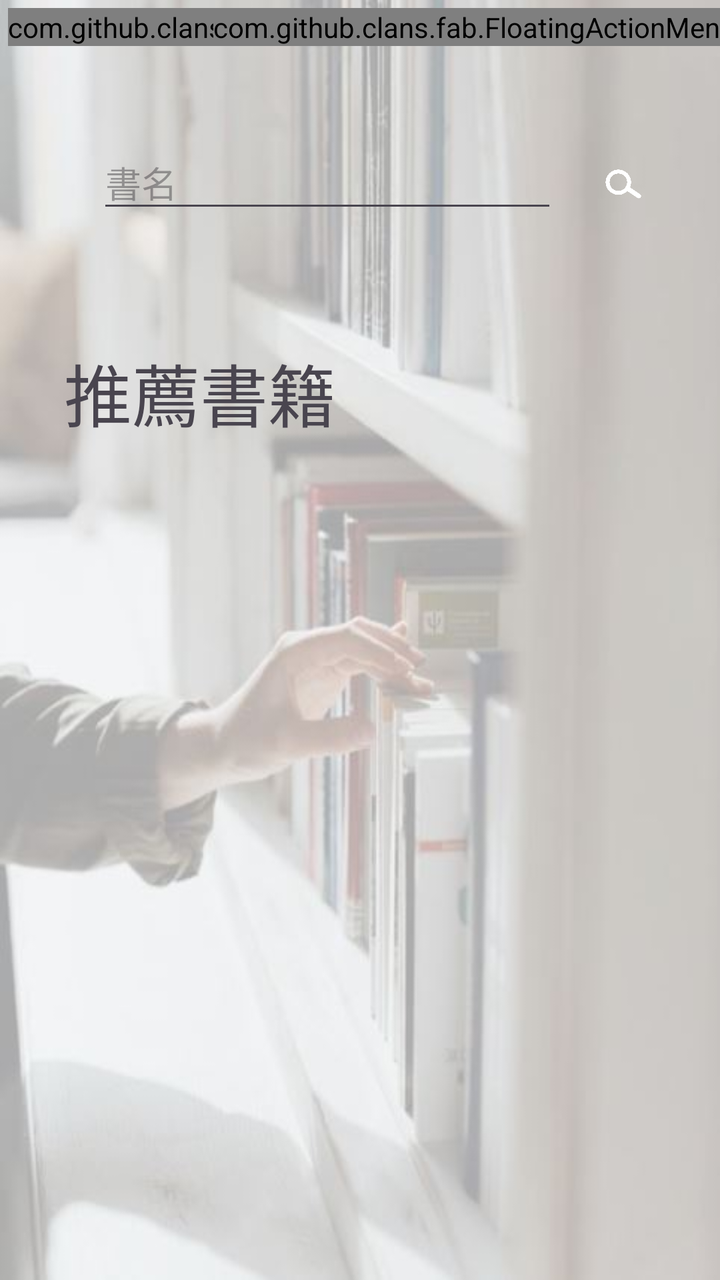
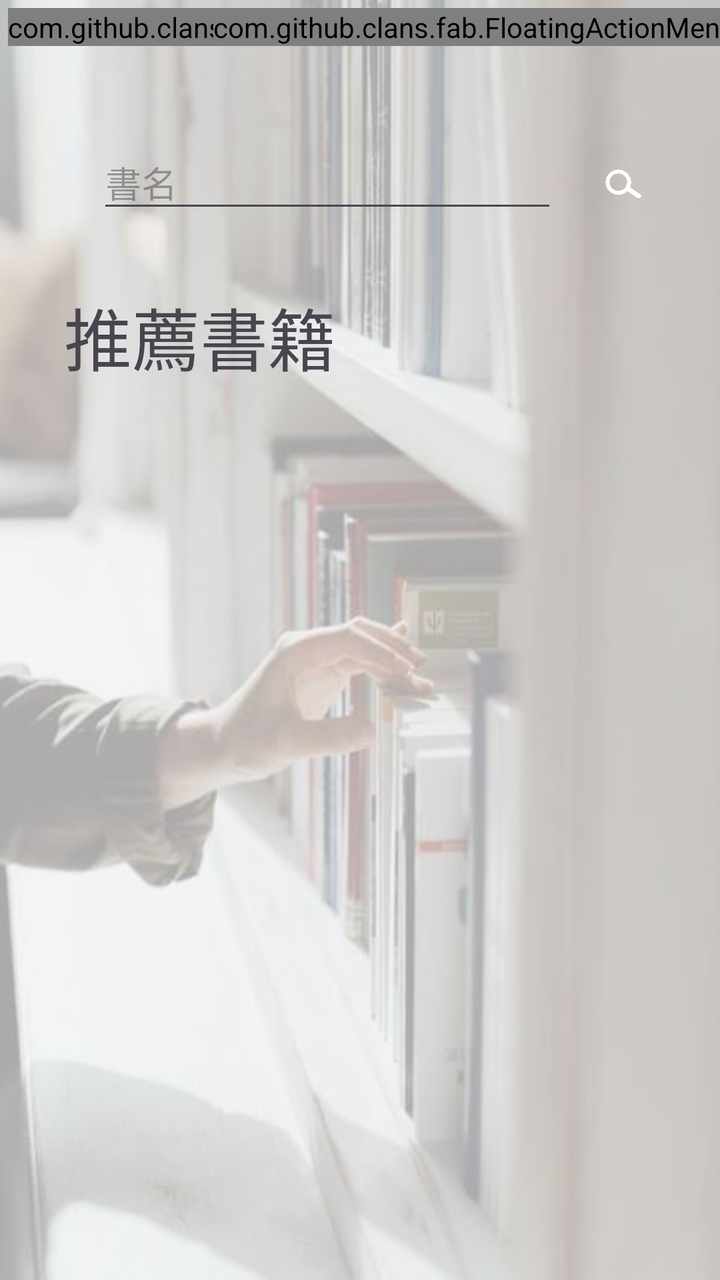

Compare the two renders of this Android layout. The source of the first and the diff that turns it into the second are given below.
<!-- AndroidManifest.xml: application theme Theme.Bookstore -->
<!-- res/layout/activity_main.xml -->
<?xml version="1.0" encoding="utf-8"?>
<androidx.constraintlayout.widget.ConstraintLayout xmlns:android="http://schemas.android.com/apk/res/android"
    xmlns:app="http://schemas.android.com/apk/res-auto"
    xmlns:tools="http://schemas.android.com/tools"
    android:layout_width="match_parent"
    android:layout_height="match_parent"
    android:background="@drawable/back"
    tools:context=".MainActivity">


    <com.github.clans.fab.FloatingActionMenu
        android:id="@+id/fam_menu"
        android:layout_width="wrap_content"
        android:layout_height="wrap_content"
        android:layout_marginStart="4dp"
        android:layout_marginTop="4dp"
        app:layout_constraintBottom_toBottomOf="@+id/fam_user"
        app:layout_constraintStart_toStartOf="parent"
        app:layout_constraintTop_toTopOf="parent"
        app:layout_constraintVertical_bias="0.0"
        app:menu_colorNormal="@android:color/transparent"
        app:menu_colorPressed="#99FFFFFF"
        app:menu_colorRipple="#99FFFFFF"
        app:menu_icon="@drawable/menu"
        app:menu_labels_position="right"
        app:menu_openDirection="down">


        <com.github.clans.fab.FloatingActionButton
            android:id="@+id/fab_orderList"
            android:layout_width="wrap_content"
            android:layout_height="wrap_content"
            app:fab_colorNormal="#dbc9a0"
            app:fab_colorPressed="#e0cfa8"
            app:fab_label="預借清單"
            app:fab_size="mini" />

        <com.github.clans.fab.FloatingActionButton
            android:id="@+id/fabHistory"
            android:layout_width="wrap_content"
            android:layout_height="wrap_content"
            app:fab_colorNormal="#dbc9a0"
            app:fab_colorPressed="#e0cfa8"
            app:fab_label="借閱紀錄"
            app:fab_size="mini" />
    </com.github.clans.fab.FloatingActionMenu>

    <com.github.clans.fab.FloatingActionMenu
        android:id="@+id/fam_user"
        android:layout_width="wrap_content"
        android:layout_height="wrap_content"
        android:layout_marginTop="4dp"
        app:layout_constraintEnd_toEndOf="parent"
        app:layout_constraintHorizontal_bias="0.955"
        app:layout_constraintStart_toEndOf="@+id/fam_menu"
        app:layout_constraintTop_toTopOf="parent"
        app:menu_colorNormal="@android:color/transparent"
        app:menu_colorPressed="#99FFFFFF"
        app:menu_colorRipple="#99FFFFFF"
        app:menu_icon="@drawable/user"
        app:menu_labels_position="left"
        app:menu_openDirection="down">

        <com.github.clans.fab.FloatingActionButton
            android:id="@+id/fab_login"
            android:layout_width="wrap_content"
            android:layout_height="wrap_content"
            app:fab_label="登入"
            app:fab_size="mini"
            app:fab_colorNormal="#dbc9a0"
            app:fab_colorPressed="#e0cfa8"/>

        <com.github.clans.fab.FloatingActionButton
            android:id="@+id/fab_logout"
            android:layout_width="wrap_content"
            android:layout_height="wrap_content"
            app:fab_label="登出"
            app:fab_size="mini"
            app:fab_colorNormal="#dbc9a0"
            app:fab_colorPressed="#e0cfa8"/>
    </com.github.clans.fab.FloatingActionMenu>


    <ListView
        android:id="@+id/listBooks"
        android:layout_width="0dp"
        android:layout_height="0dp"
        android:layout_marginStart="32dp"
        android:layout_marginEnd="32dp"
        app:layout_constraintBottom_toBottomOf="parent"
        app:layout_constraintEnd_toEndOf="parent"
        app:layout_constraintHorizontal_bias="0.0"
        app:layout_constraintStart_toStartOf="parent"
        app:layout_constraintTop_toBottomOf="@+id/textView"
        app:layout_constraintVertical_bias="0.0" />

    <TextView
        android:id="@+id/textView"
        android:layout_width="277dp"
        android:layout_height="49dp"
        android:layout_marginTop="60dp"
        android:text="推薦書籍"
        android:textAppearance="@style/TextAppearance.AppCompat.Display1"
        app:layout_constraintEnd_toEndOf="parent"
        app:layout_constraintHorizontal_bias="0.0"
        app:layout_constraintStart_toStartOf="@+id/listBooks"
        app:layout_constraintTop_toBottomOf="@+id/et_search" />

    <EditText
        android:id="@+id/et_search"
        android:layout_width="230dp"
        android:layout_height="wrap_content"
        android:layout_marginTop="68dp"
        android:ems="10"
        android:hint="書名"
        android:inputType="text"
        app:layout_constraintEnd_toEndOf="parent"
        app:layout_constraintHorizontal_bias="0.375"
        app:layout_constraintStart_toStartOf="parent"
        app:layout_constraintTop_toTopOf="parent" />

    <Button
        android:id="@+id/btn_find"
        style="@style/Widget.AppCompat.Button.Borderless"
        android:layout_width="wrap_content"
        android:layout_height="wrap_content"
        android:minWidth="40dip"
        android:textAppearance="@style/TextAppearance.AppCompat.Body1"
        app:icon="@drawable/find"
        app:layout_constraintEnd_toEndOf="parent"
        app:layout_constraintHorizontal_bias="0.0"
        app:layout_constraintStart_toEndOf="@+id/et_search"
        app:layout_constraintTop_toTopOf="@+id/et_search" />

    <TextView
        android:id="@+id/show_user"
        android:layout_width="246dp"
        android:layout_height="25dp"
        android:layout_marginTop="16dp"
        android:textAppearance="@style/TextAppearance.AppCompat.Medium"
        app:layout_constraintEnd_toEndOf="parent"
        app:layout_constraintStart_toStartOf="parent"
        app:layout_constraintTop_toTopOf="parent" />


</androidx.constraintlayout.widget.ConstraintLayout>
<!-- resources referenced by this layout -->
<resources>
  <!-- drawable back: jpg bitmap (drawable, 21677 bytes) -->
  <!-- drawable find: png bitmap (drawable, 58602 bytes) -->
  <!-- drawable menu: png bitmap (drawable, 323 bytes) -->
  <!-- drawable user: png bitmap (drawable, 684 bytes) -->
  <style name="Theme.Bookstore" parent="Base.Theme.Bookstore" />
  <style name="Base.Theme.Bookstore" parent="Theme.Material3.DayNight.NoActionBar">
          
          
      </style>
</resources>

<!-- the commit's change to res/layout/activity_main.xml (unified diff, before → after) -->
@@ -98,7 +98,7 @@
         android:id="@+id/textView"
         android:layout_width="277dp"
         android:layout_height="49dp"
-        android:layout_marginTop="60dp"
+        android:layout_marginTop="32dp"
         android:text="推薦書籍"
         android:textAppearance="@style/TextAppearance.AppCompat.Display1"
         app:layout_constraintEnd_toEndOf="parent"
